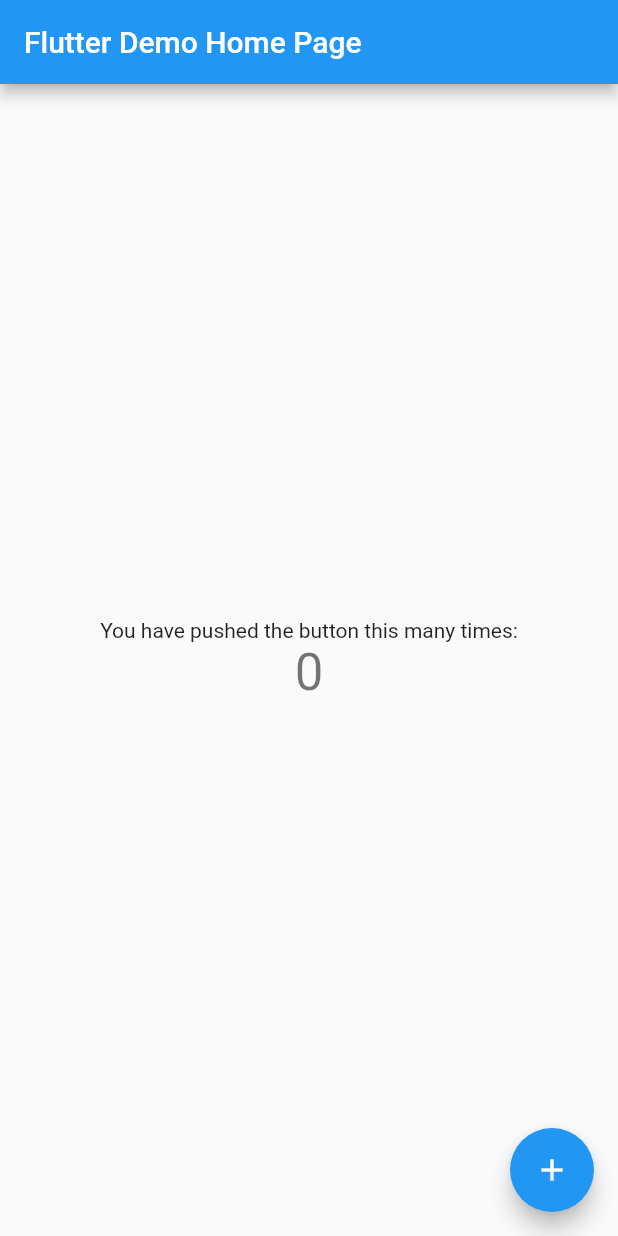
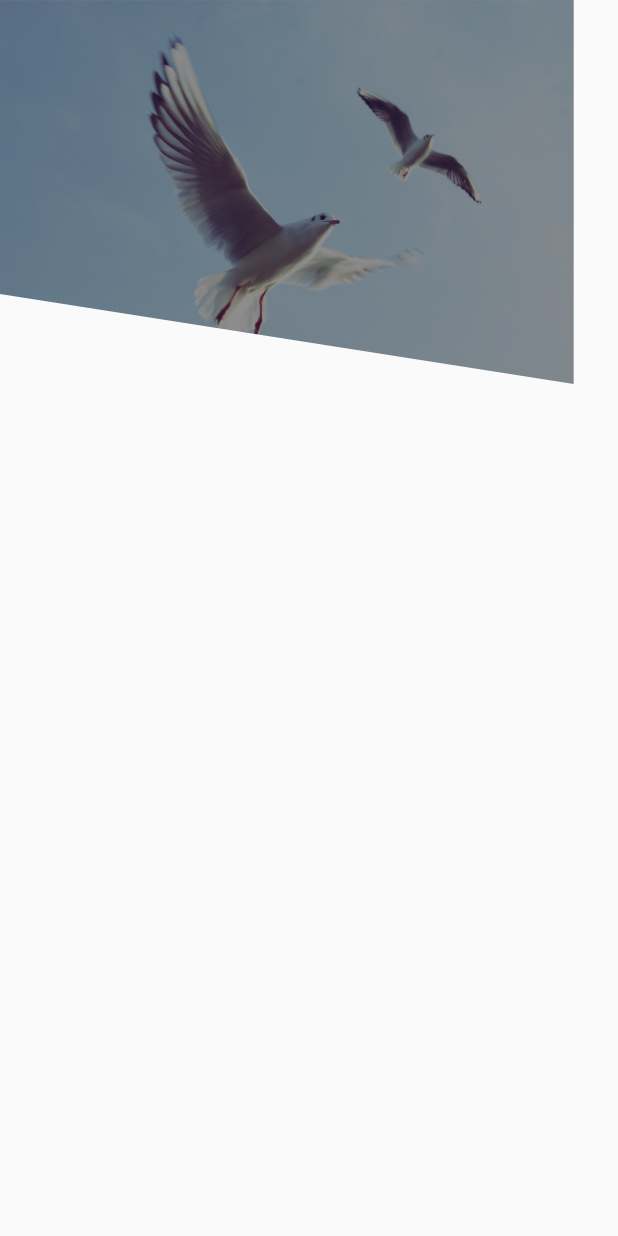
Before and after one commit to truongkhanhduy95/Learn-Flutter, a Flutter app: the screen it shows after launch, on a phone screen of 412 x 824 dp. Run offline on Flutter 3.47's test engine with Material 2 defaults, Android fonts, the phone set to English and light mode, and no system bars.

Commit message:
add background image clipped

```diff
--- a/flutter_ui/lib/main.dart
+++ b/flutter_ui/lib/main.dart
@@ -9,103 +9,57 @@ class MyApp extends StatelessWidget {
     return MaterialApp(
       title: 'Flutter Demo',
       theme: ThemeData(
-        // This is the theme of your application.
-        //
-        // Try running your application with "flutter run". You'll see the
-        // application has a blue toolbar. Then, without quitting the app, try
-        // changing the primarySwatch below to Colors.green and then invoke
-        // "hot reload" (press "r" in the console where you ran "flutter run",
-        // or simply save your changes to "hot reload" in a Flutter IDE).
-        // Notice that the counter didn't reset back to zero; the application
-        // is not restarted.
         primarySwatch: Colors.blue,
       ),
-      home: MyHomePage(title: 'Flutter Demo Home Page'),
+      home: MainPage()
     );
   }
 }
 
-class MyHomePage extends StatefulWidget {
-  MyHomePage({Key key, this.title}) : super(key: key);
-
-  // This widget is the home page of your application. It is stateful, meaning
-  // that it has a State object (defined below) that contains fields that affect
-  // how it looks.
-
-  // This class is the configuration for the state. It holds the values (in this
-  // case the title) provided by the parent (in this case the App widget) and
-  // used by the build method of the State. Fields in a Widget subclass are
-  // always marked "final".
-
-  final String title;
+class MainPage extends StatefulWidget {
+  MainPage({Key key}) : super(key: key);
 
   @override
-  _MyHomePageState createState() => _MyHomePageState();
+  _MainPageState createState() => new _MainPageState();
 }
 
-class _MyHomePageState extends State<MyHomePage> {
-  int _counter = 0;
 
-  void _incrementCounter() {
-    setState(() {
-      // This call to setState tells the Flutter framework that something has
-      // changed in this State, which causes it to rerun the build method below
-      // so that the display can reflect the updated values. If we changed
-      // _counter without calling setState(), then the build method would not be
-      // called again, and so nothing would appear to happen.
-      _counter++;
-    });
+class _MainPageState extends State<MainPage> {
+  double _imageHeight = 256.0;
+  @override
+  Widget build(BuildContext context) {
+    return new Scaffold(
+      body: new Stack(
+        children: <Widget>[
+          _buildImage()
+        ],
+      ),
+    );
+  }
+
+   Widget _buildImage() {
+    return new ClipPath(
+      clipper: new DialongonalClipper(),
+      child: Image.asset(
+        'images/birds.jpg',
+        fit: BoxFit.fitHeight,
+        height: _imageHeight,
+        color: new Color.fromARGB(120, 12, 10, 40),
+        colorBlendMode: BlendMode.srcOver,
+      )
+    );
+  }
+}
+class DialongonalClipper extends CustomClipper<Path> {
+  @override
+  Path getClip(Size size) {
+    Path path = new Path();
+    path.lineTo(0, size.height - 60);
+    path.lineTo(size.width, size.height);
+    path.lineTo(size.width, 0);
+    return path;
   }
 
   @override
-  Widget build(BuildContext context) {
-    // This method is rerun every time setState is called, for instance as done
-    // by the _incrementCounter method above.
-    //
-    // The Flutter framework has been optimized to make rerunning build methods
-    // fast, so that you can just rebuild anything that needs updating rather
-    // than having to individually change instances of widgets.
-    return Scaffold(
-      appBar: AppBar(
-        // Here we take the value from the MyHomePage object that was created by
-        // the App.build method, and use it to set our appbar title.
-        title: Text(widget.title),
-      ),
-      body: Center(
-        // Center is a layout widget. It takes a single child and positions it
-        // in the middle of the parent.
-        child: Column(
-          // Column is also layout widget. It takes a list of children and
-          // arranges them vertically. By default, it sizes itself to fit its
-          // children horizontally, and tries to be as tall as its parent.
-          //
-          // Invoke "debug painting" (press "p" in the console, choose the
-          // "Toggle Debug Paint" action from the Flutter Inspector in Android
-          // Studio, or the "Toggle Debug Paint" command in Visual Studio Code)
-          // to see the wireframe for each widget.
-          //
-          // Column has various properties to control how it sizes itself and
-          // how it positions its children. Here we use mainAxisAlignment to
-          // center the children vertically; the main axis here is the vertical
-          // axis because Columns are vertical (the cross axis would be
-          // horizontal).
-          mainAxisAlignment: MainAxisAlignment.center,
-          children: <Widget>[
-            Text(
-              'You have pushed the button this many times:',
-            ),
-            Text(
-              '$_counter',
-              style: Theme.of(context).textTheme.display1,
-            ),
-          ],
-        ),
-      ),
-      floatingActionButton: FloatingActionButton(
-        onPressed: _incrementCounter,
-        tooltip: 'Increment',
-        child: Icon(Icons.add),
-      ), // This trailing comma makes auto-formatting nicer for build methods.
-    );
-  }
+  bool shouldReclip(CustomClipper<Path> oldClipper) => true;
 }
--- a/flutter_ui/pubspec.yaml
+++ b/flutter_ui/pubspec.yaml
@@ -34,6 +34,9 @@ dev_dependencies:
 
 # The following section is specific to Flutter.
 flutter:
+  assets:
+    - images/birds.jpg
+    - images/avatar.jpg
 
   # The following line ensures that the Material Icons font is
   # included with your application, so that you can use the icons in
```
Also changed, not shown: 3 other files.
